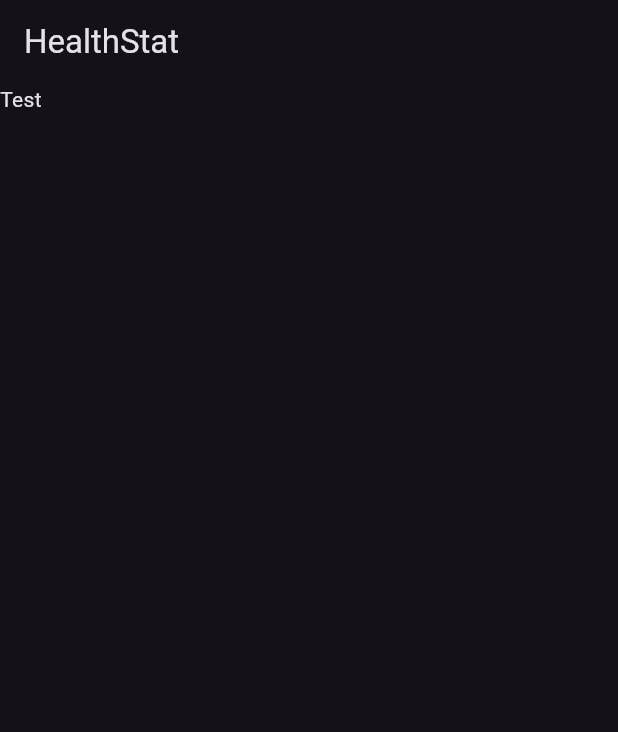
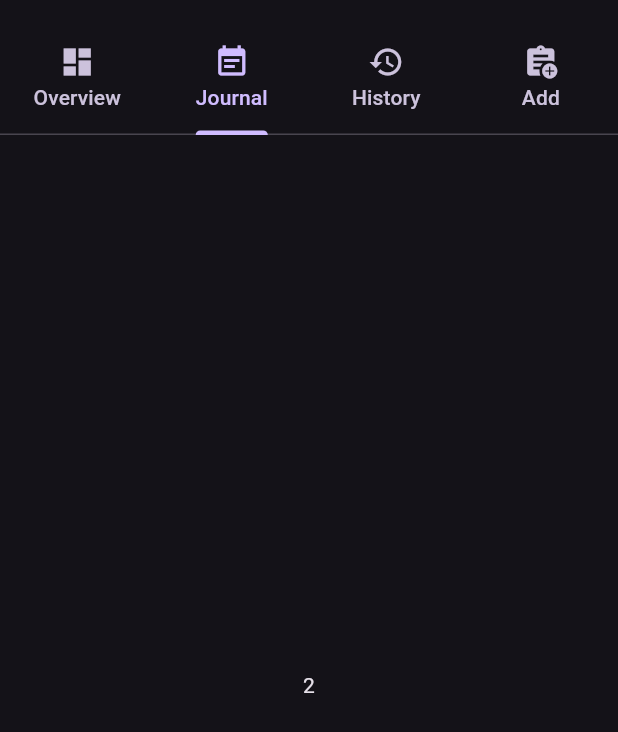
Before and after one commit to IcosagonZ/HealthStat, a Flutter app: the screen it shows after launch, on a phone screen of 412 x 824 dp. Shown: the top 732 px of the screen. Run offline on Flutter 3.47's test engine with Material 3 defaults, Android fonts, the phone set to English and light mode, and no system bars.

Commit message:
Added basic tab implementation

```diff
--- a/lib/main.dart
+++ b/lib/main.dart
@@ -32,26 +32,79 @@ class Page_Home extends StatefulWidget
 
 class _Page_HomeState extends State<Page_Home>
 {
-
   // Main app UI
   @override
   Widget build(BuildContext context)
   {
+    final color_scheme = Theme.of(context).colorScheme;
+
+    Color color_primary = color_scheme.primary;
+    Color color_secondary = color_scheme.secondary;
+    Color color_onprimary = color_scheme.onPrimary;
+    Color color_onsecondary = color_scheme.onSecondary;
+    Color color_background = color_scheme.onBackground;
+    Color color_surface = color_scheme.onSurface;
+
     return Scaffold
     (
-      appBar: AppBar
+      /*appBar: AppBar
       (
         title: Text(widget.title),
         actions:
         [
 
         ],
-      ),
+      ),*/
       body: SizedBox.expand
       (
-        child: Text
+        child: DefaultTabController
         (
-          "Test"
+          initialIndex: 1,
+          length: 4,
+          child: Column
+          (
+            children:
+            [
+              Container
+              (
+                margin: EdgeInsets.only(top: 16),
+
+                child: TabBar
+                (
+                  tabs:
+                  [
+                    Tab(icon: Icon(Icons.dashboard), text: "Overview"),
+                    Tab(icon: Icon(Icons.event_note), text: "Journal"),
+                    Tab(icon: Icon(Icons.history), text: "History"),
+                    Tab(icon: Icon(Icons.assignment_add), text: "Add"),
+                  ],
+                  labelColor: color_primary,
+                  unselectedLabelColor: color_secondary,
+                ),
+              ),
+              Expanded
+              (
+                child: TabBarView
+                (
+                  children:
+                  [
+                    Center(child:
+                      Text('1')
+                    ),
+                    Center(child:
+                      Text('2')
+                    ),
+                    Center(child:
+                      Text('3')
+                    ),
+                    Center(child:
+                      Text('4')
+                    ),
+                  ],
+                ),
+              ),
+            ],
+          )
         ),
        ),
     );
```
